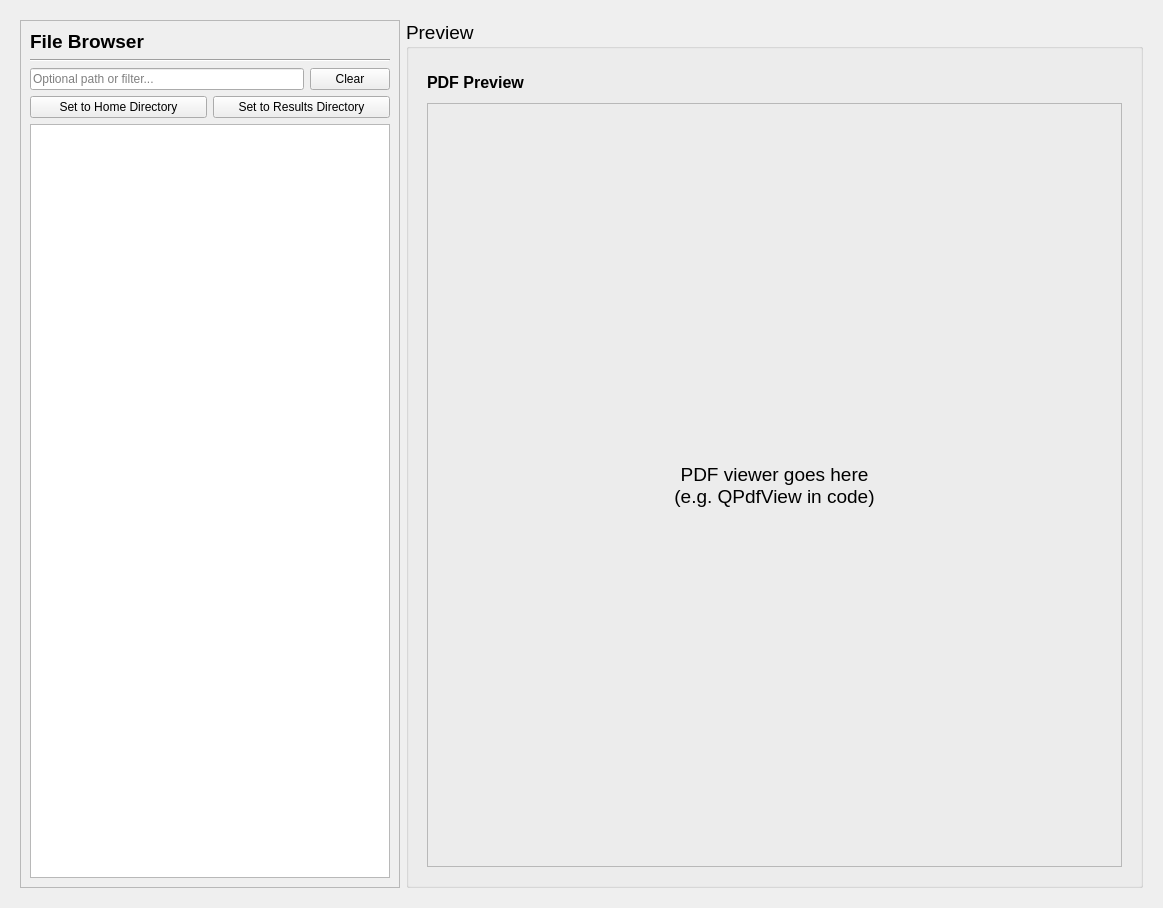
sandialabs/snl-progress, file progress/ui/forms/results/results.ui: the form before one commit.
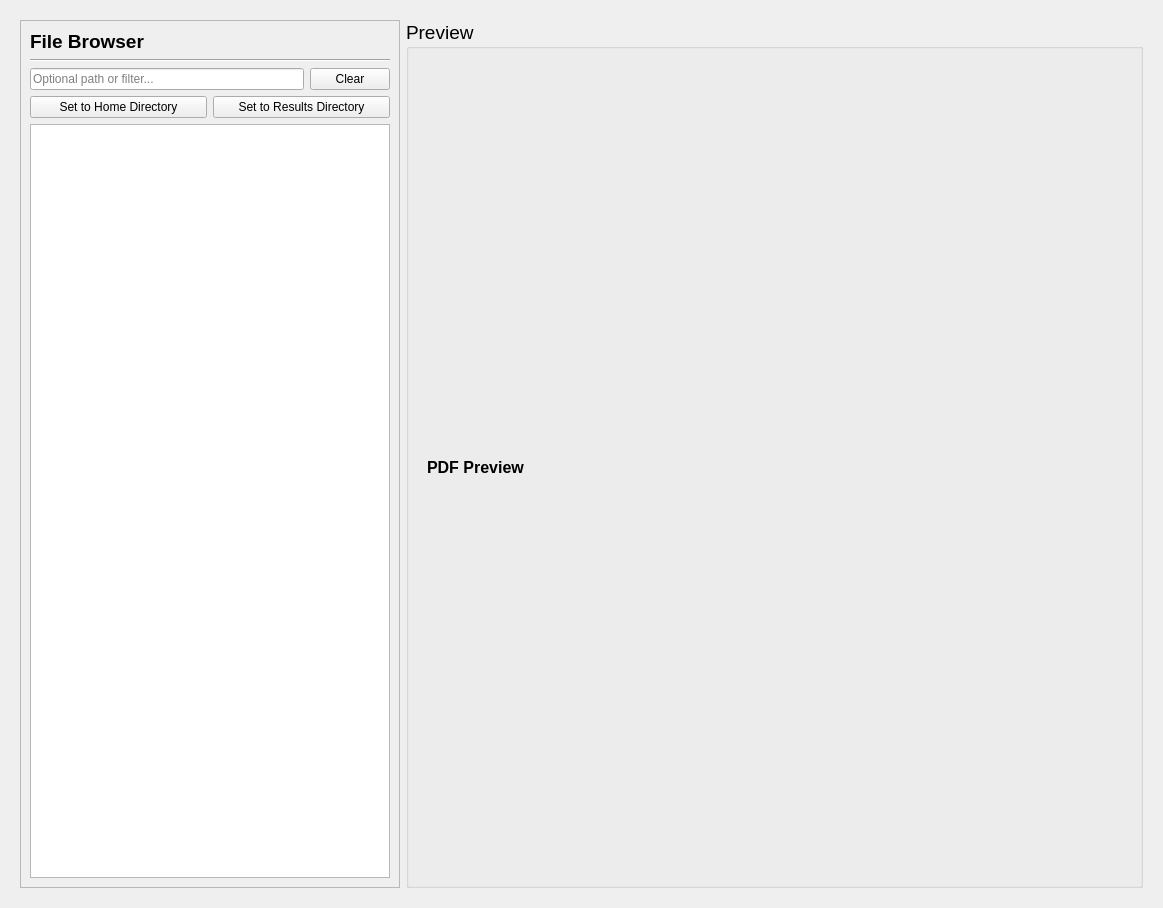
The form after the commit. The open tabs and pages were chosen to show the change.

Commit message: fix: corrected results page styling and buttons across application

```diff
--- a/progress/ui/forms/results/results.ui
+++ b/progress/ui/forms/results/results.ui
@@ -239,34 +239,6 @@
                </property>
               </widget>
              </item>
-             <item>
-              <widget class="QFrame" name="frame_pdf_placeholder">
-               <property name="frameShape">
-                <enum>QFrame::StyledPanel</enum>
-               </property>
-               <property name="frameShadow">
-                <enum>QFrame::Sunken</enum>
-               </property>
-               <layout class="QVBoxLayout" name="verticalLayout_pdf_placeholder">
-                <item>
-                 <widget class="QLabel" name="label_pdf_placeholder">
-                  <property name="font">
-                   <font>
-                    <pointsize>14</pointsize>
-                   </font>
-                  </property>
-                  <property name="text">
-                   <string>PDF viewer goes here
-(e.g. QPdfView in code)</string>
-                  </property>
-                  <property name="alignment">
-                   <set>Qt::AlignCenter</set>
-                  </property>
-                 </widget>
-                </item>
-               </layout>
-              </widget>
-             </item>
             </layout>
            </widget>
            <widget class="QWidget" name="page_image">
```
The commit also changes 2 other files.
